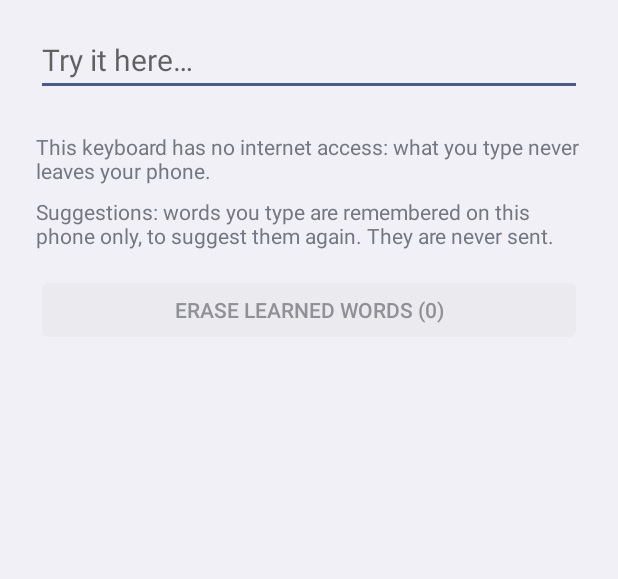
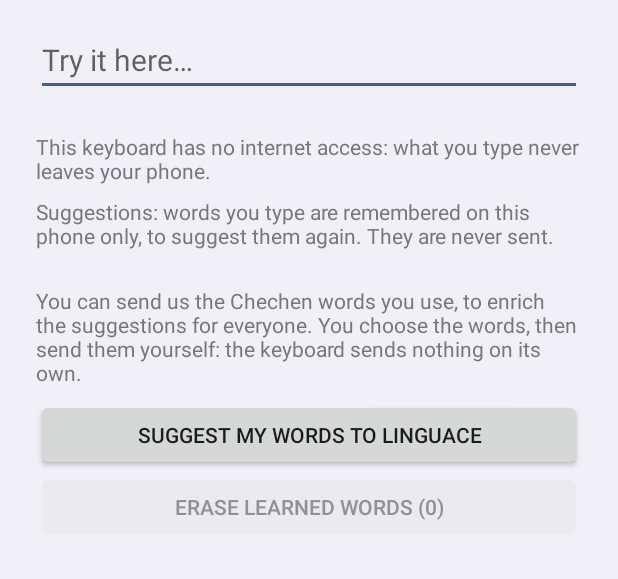
Before and after one commit to DorianMuzi/LinguaCE-Keyboard, an Android app: the screen it shows after launch (SetupActivity), on a phone screen of 412 x 824 dp, the part 508-1087 px from its top. Run offline under Robolectric (Android 15) with nearby library versions, the phone set to English and light mode, and no system bars.

Commit message:
feat: proposer ses mots appris au projet (partage choisi par l'utilisateur)
Demande de l'auteur : enrichir les suggestions avec les mots des utilisateurs. Le clavier reste sans Internet : un bouton liste les mots appris absents de la liste de base (aucun coché d'avance — ils peuvent contenir des prénoms ou des mots privés), puis ouvre le menu de partage d'Android avec un e-mail pré-rempli vers linguachechen@gmail.com (adresse choisie par l'auteur). L'utilisateur envoie lui-même, par l'app de son choix.

Vérifié sur l'émulateur : liste, case à cocher, menu de partage avec le texte. Test unitaire newWords.

Co-Authored-By: Claude Opus 5.5 <noreply@anthropic.com>

```diff
--- a/app/src/main/res/values/strings.xml
+++ b/app/src/main/res/values/strings.xml
@@ -24,4 +24,11 @@
     <string name="setup_learning">Suggestions: words you type are remembered on this phone only, to suggest them again. They are never sent.</string>
     <string name="setup_clear">Erase learned words (%1$d)</string>
     <string name="setup_cleared">Learned words erased.</string>
+    <string name="share_explain">You can send us the Chechen words you use, to enrich the suggestions for everyone. You choose the words, then send them yourself: the keyboard sends nothing on its own.</string>
+    <string name="share_button">Suggest my words to LinguaCE</string>
+    <string name="share_title">Which words do you want to send?</string>
+    <string name="share_send">Send</string>
+    <string name="share_none">No new learned words yet.</string>
+    <string name="share_subject">Words suggested for LinguaCE</string>
+    <string name="share_intro">Here are Chechen words I use, suggested for the LinguaCE keyboard:</string>
 </resources>
```
Also changed, not shown: app/src/main/java/com/linguace/keyboard/LinguaImeService.kt (+10 -0 lines), app/src/main/java/com/linguace/keyboard/SetupActivity.kt (+48 -0 lines), app/src/main/java/com/linguace/keyboard/Suggestions.kt (+10 -0 lines), 3 other files.
